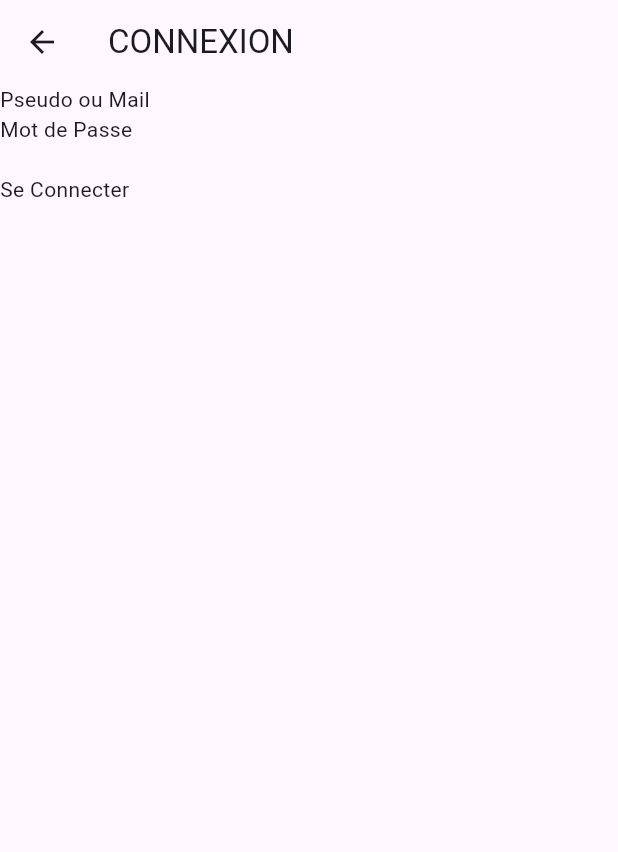
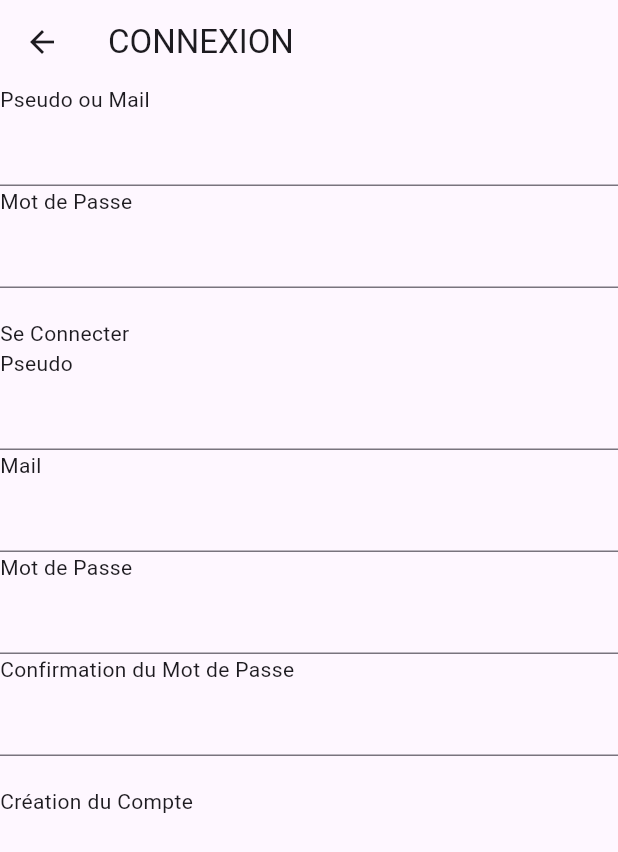
Before and after one commit to Christophe-miranville/blog_azurtech, a Flutter app: the LoginPage screen opened directly, on a phone screen of 412 x 824 dp. Shown: the top 852 px of the screen. Run offline on Flutter 3.47's test engine with Material 3 defaults, Android fonts, the phone set to English and light mode, and no system bars.

Commit message:
edit_login_ and_add_account

```diff
--- a/lib/views/pages/login/account.dart
+++ b/lib/views/pages/login/account.dart
@@ -0,0 +1,27 @@
+import 'package:flutter/material.dart';
+
+class AccountPage extends StatelessWidget {
+  const AccountPage({super.key});
+
+  @override
+  Widget build(BuildContext context) {
+    return Scaffold(
+      appBar: AppBar(
+        title: const Text('Mon Compte'),
+      ),
+      body: const Column(
+        crossAxisAlignment: CrossAxisAlignment.start,
+        children: [
+          Text('Vos informations'),
+          Text('Pseudo'),
+          Text('Mail'),
+          Text('Modifier votre Mot de Passe'),
+          SizedBox(
+            height: 20,
+          ),
+          Text('Supprimer mon Compte'),
+        ],
+      ),
+    );
+  }
+}
--- a/lib/views/pages/login/login.dart
+++ b/lib/views/pages/login/login.dart
@@ -12,12 +12,40 @@ class LoginPage extends StatelessWidget {
       body: const Column(
         crossAxisAlignment: CrossAxisAlignment.start,
         children: [
-          Text('Pseudo ou Mail'),
-          Text('Mot de Passe'),
-          SizedBox(
-            height: 20,
+          Column(
+            crossAxisAlignment: CrossAxisAlignment.start,
+            children: [
+              Text('Pseudo ou Mail'),
+              TextField(),
+              Text('Mot de Passe'),
+              TextField(),
+              SizedBox(
+                height: 20,
+              ),
+              Text('Se Connecter'),
+              // ElevatedButton(onPressed: () {
+              // ActionSubmitLogin },
+              // child: Text('Se Connecter'),
+            ],
           ),
-          Text('Se Connecter'),
+          Column(crossAxisAlignment: CrossAxisAlignment.start,
+          children: [
+            Text('Pseudo'),
+            TextField(),
+            Text('Mail'),
+            TextField(),
+            Text('Mot de Passe'),
+            TextField(),
+            Text('Confirmation du Mot de Passe'),
+            TextField(),
+            SizedBox(
+              height: 20,
+            ),
+            Text('Création du Compte'),
+            // ElevatedButton(onPressed: () {
+            // ActionSubmitCreate },
+            // child: Text('Création du Compte'),
+          ])
         ],
       ),
     );
```
